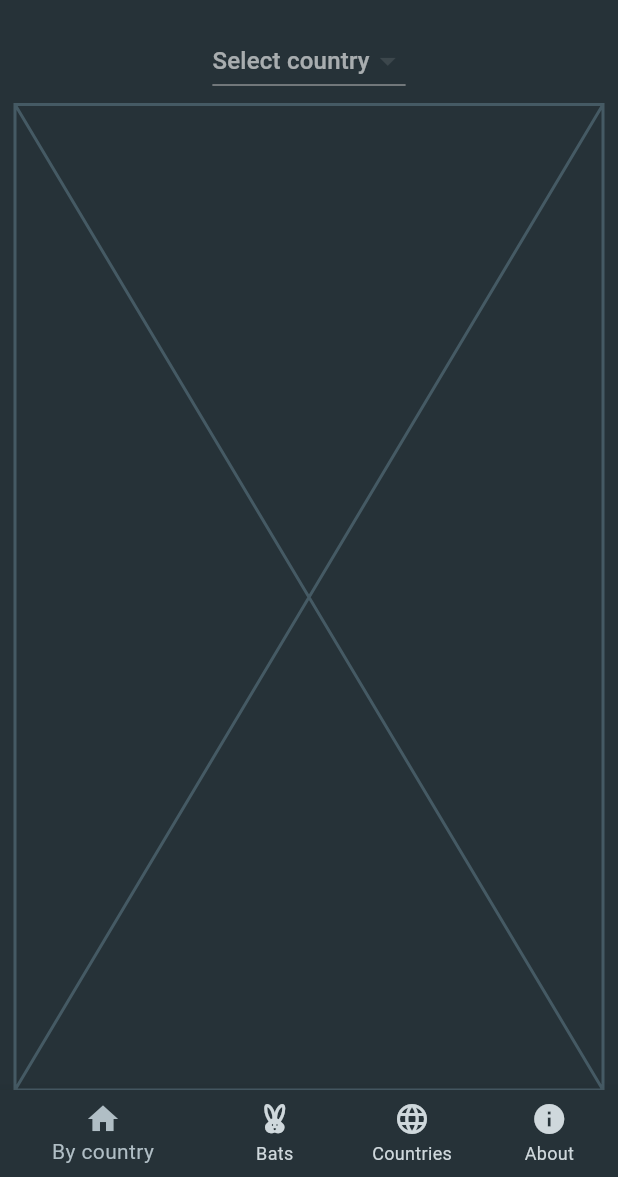
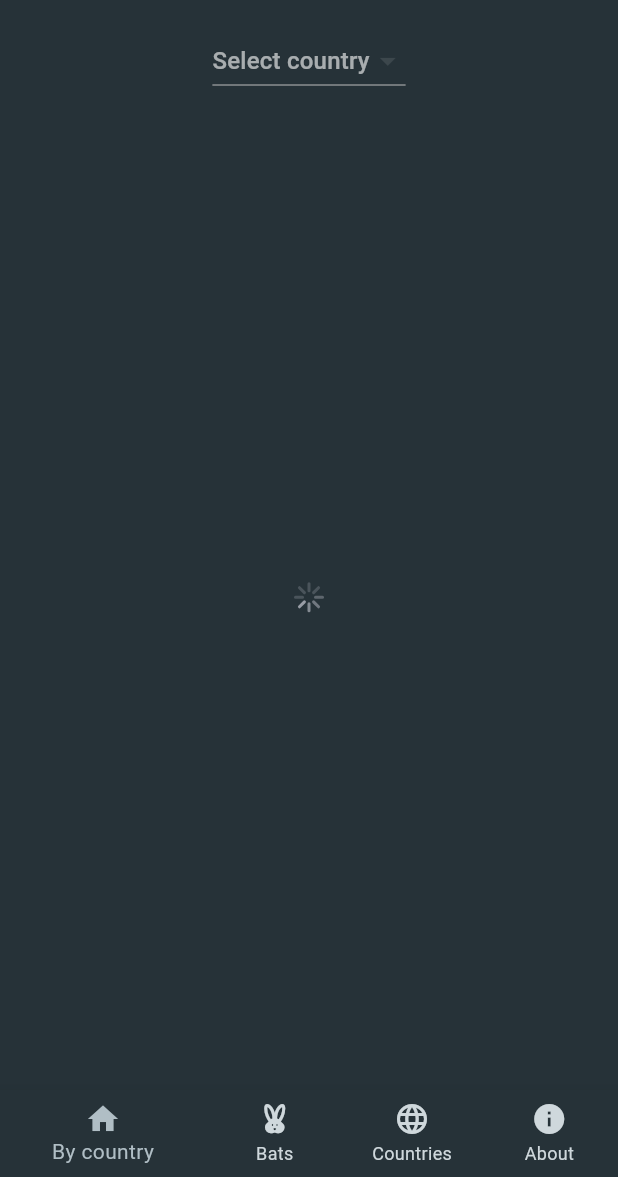
Before and after one commit to cloudedbats/travelers_guide_to_bats, a Flutter app: the screen it shows after launch, on a phone screen of 412 x 824 dp, the part 59-1236 px from its top. Run offline on Flutter 3.47's test engine with Material 3 defaults, Android fonts, the phone set to English and light mode, and no system bars; our stand-ins replace flutter_bloc, package_info_plus, shared_preferences; missing offline and left inert: excel.

Commit message:
ActivityIndicators etc. added for cubit states.

```diff
--- a/lib/src/app/pages/by_country_page/by_country_page.dart
+++ b/lib/src/app/pages/by_country_page/by_country_page.dart
@@ -1,3 +1,4 @@
+import 'package:flutter/cupertino.dart';
 import 'package:flutter/material.dart';
 import 'package:flutter_bloc/flutter_bloc.dart';
 import '../../../data/model/model.dart' as model;
@@ -147,6 +148,12 @@ class _ByCountryViewState extends State<ByCountryView> {
                           ),
                         ),
                       );
+                    } else if (state.byCountryResult.status == ByCountryStatus.initial) {
+                      return const Center(child: CupertinoActivityIndicator());
+                    } else if (state.byCountryResult.status == ByCountryStatus.loading) {
+                      return const Center(child: CupertinoActivityIndicator());
+                    } else if (state.byCountryResult.status == ByCountryStatus.failure) {
+                      return Center(child: Text(state.byCountryResult.message));
                     } else {
                       return const Placeholder();
                     }
```
Also changed, not shown: lib/src/app/pages/bats_page/bats_page.dart (+7 -0 lines), lib/src/app/pages/countries_page/countries_page.dart (+7 -0 lines).
